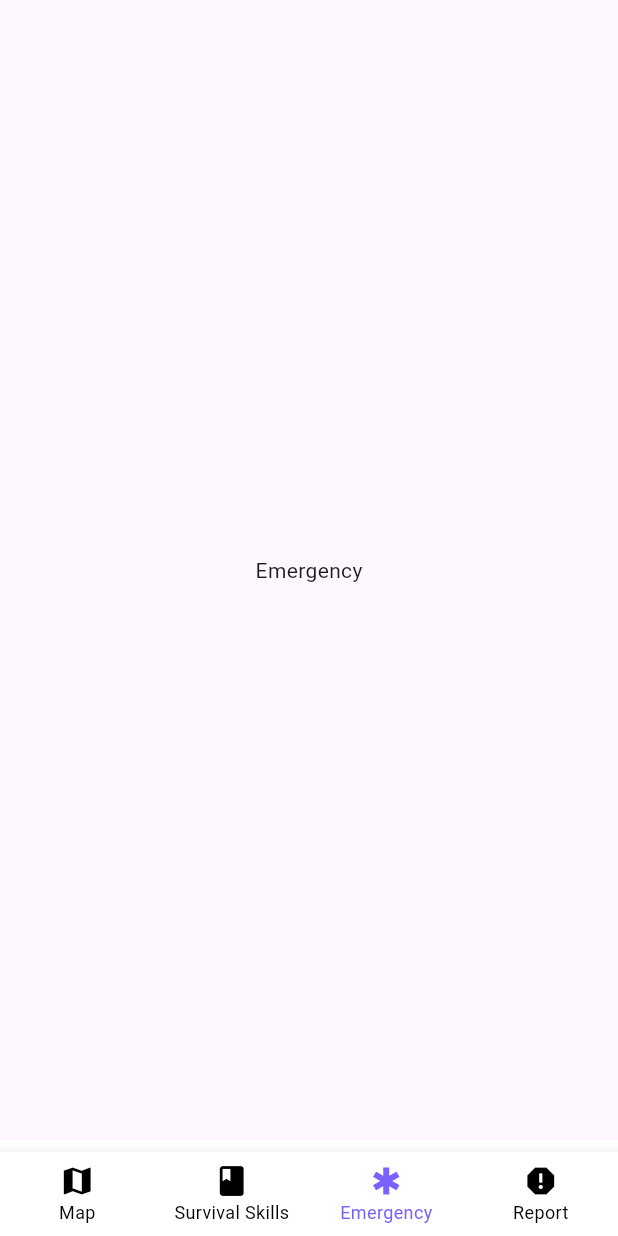
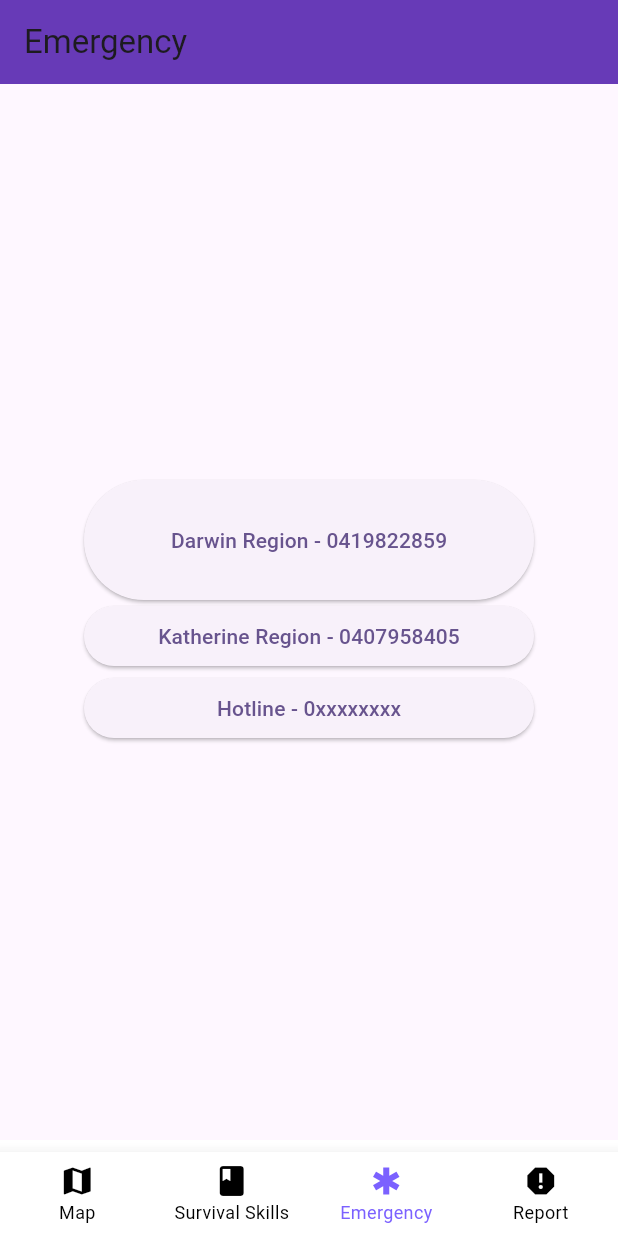
Before and after one commit to s376782/CrocsNT, a Flutter app: the screen it shows after launch, item 3 of the bottom bar chosen, on a phone screen of 412 x 824 dp. Run offline on Flutter 3.47's test engine with Material 3 defaults, Android fonts, the phone set to English and light mode, and no system bars; our stand-ins replace google_maps_flutter.

Commit message:
emergency

```diff
--- a/lib/screens/emergency_screen.dart
+++ b/lib/screens/emergency_screen.dart
@@ -1,8 +1,72 @@
 import 'package:flutter/material.dart';
 
-class EmergencyScreen extends StatelessWidget {
+class EmergencyScreen extends StatefulWidget {
   const EmergencyScreen({super.key});
 
   @override
-  Widget build(BuildContext context) => const Center(child: Text('Emergency'));
+  State<EmergencyScreen> createState() => _EmergencyScreenState();
 }
+
+class _EmergencyScreenState extends State<EmergencyScreen> {
+  String buttonName1 = 'Darwin Region - 0419822859';
+  String buttonName2 = 'Katherine Region - 0407958405';
+  String buttonName3 = 'Hotline - 0xxxxxxxx';
+  int currentIndex = 0;
+  @override
+  Widget build(BuildContext context) {
+    return Scaffold(
+      appBar: AppBar(
+        title: const Text('Emergency'),
+        backgroundColor: Colors.deepPurple,
+      ),
+      body: Center(
+        child: SizedBox(
+          width: 300,
+          height: 400,
+          child: Column(
+            mainAxisAlignment: MainAxisAlignment.center,
+            crossAxisAlignment: CrossAxisAlignment.stretch,
+            children: [
+              SizedBox(
+                height: 80,
+                child: ElevatedButton(
+                // style: ElevatedButton.styleFrom(
+                //   minimumSize: const Size(300, 150),
+                // ),
+                onPressed: () {
+                  setState(() {
+                    buttonName1 = '0419822859';
+                  });
+                },
+                child: Text(buttonName1),
+                ),
+              ),
+              ElevatedButton(
+                // style: ElevatedButton.styleFrom(
+                //   minimumSize: const Size(300, 150),
+                // ),
+                onPressed: () {
+                  setState(() {
+                    buttonName2 = '0407958405';
+                  });
+                },
+                child: Text(buttonName2),
+              ),
+              ElevatedButton(
+                // style: ElevatedButton.styleFrom(
+                //   minimumSize: const Size(300, 150),
+                // ),
+                onPressed: () {
+                  setState(() {
+                    buttonName3 = '0xxxxxxxx';
+                  });
+                },
+                child: Text(buttonName3),
+              ),
+            ],
+          ),
+        ),
+      ),
+    );
+  }
+}
```
